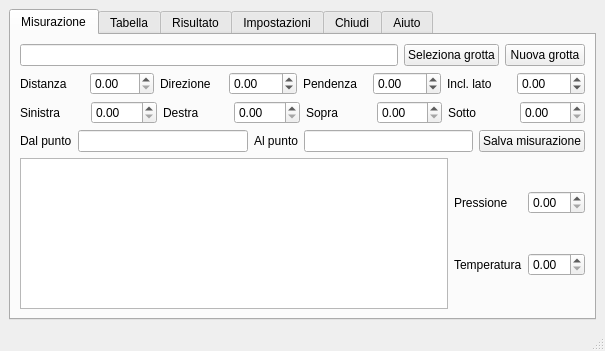
This is charlotte/charlotte.ui in zorbaproject/Meatloaf as Qt 5 draws it before an edit. The edited form follows.
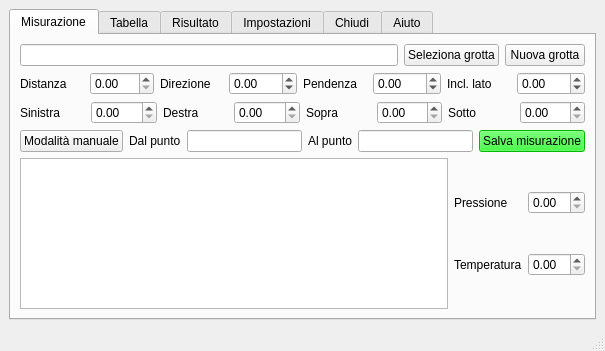
This is the edited form.

Commit message: Abilita moduli kernel

What changed in the file:
```diff
--- a/charlotte/charlotte.ui
+++ b/charlotte/charlotte.ui
@@ -161,6 +161,16 @@
         </item>
         <item>
          <layout class="QHBoxLayout" name="horizontalLayout">
+          <item>
+           <widget class="QPushButton" name="manualMode">
+            <property name="text">
+             <string>Modalità manuale</string>
+            </property>
+            <property name="checkable">
+             <bool>true</bool>
+            </property>
+           </widget>
+          </item>
           <item>
            <widget class="QLabel" name="label">
             <property name="text">
@@ -183,6 +193,9 @@
           </item>
           <item>
            <widget class="QPushButton" name="save">
+            <property name="styleSheet">
+             <string notr="true">background-color: rgb(0, 255, 0);</string>
+            </property>
             <property name="text">
              <string>Salva misurazione</string>
             </property>
```
The commit also changes 2 other files.
